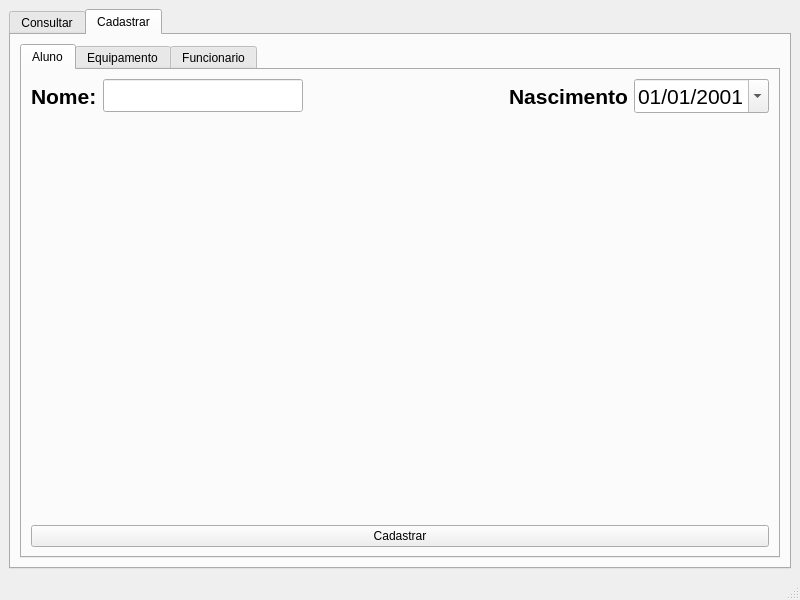
The window that projeto_2/controle_almoxarifado/mainwindow.ui (Thgm01/CCP140-Orientacao-a-Objetos) describes before a commit, drawn with Qt 5.
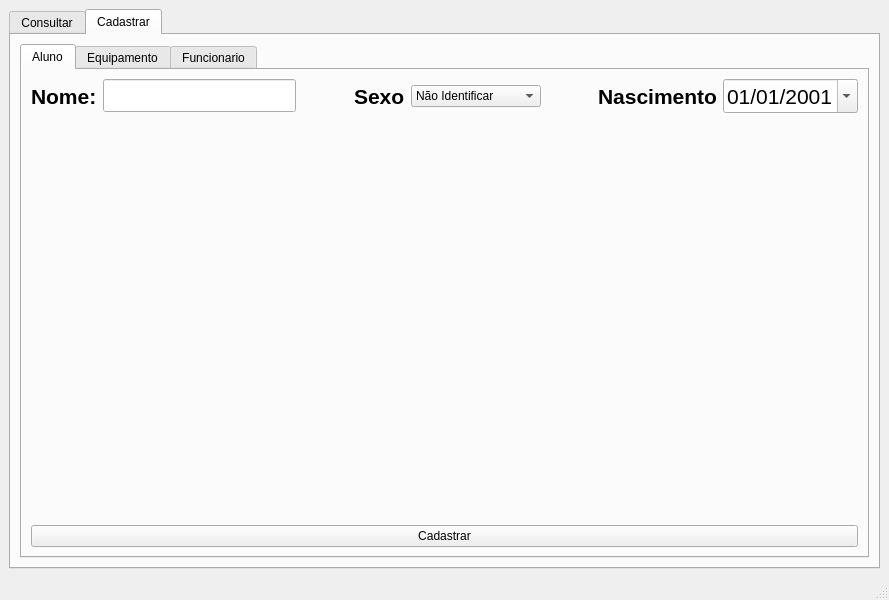
The same window after the commit.

Commit message: Inicio de cadastro de aluno

The edit to the form file:
```diff
--- a/projeto_2/controle_almoxarifado/mainwindow.ui
+++ b/projeto_2/controle_almoxarifado/mainwindow.ui
@@ -6,7 +6,7 @@
    <rect>
     <x>0</x>
     <y>0</y>
-    <width>800</width>
+    <width>889</width>
     <height>600</height>
    </rect>
   </property>
@@ -89,6 +89,58 @@
                 </property>
                </widget>
               </item>
+              <item>
+               <spacer name="horizontalSpacer_2">
+                <property name="orientation">
+                 <enum>Qt::Horizontal</enum>
+                </property>
+                <property name="sizeHint" stdset="0">
+                 <size>
+                  <width>40</width>
+                  <height>20</height>
+                 </size>
+                </property>
+               </spacer>
+              </item>
+              <item>
+               <widget class="QLabel" name="label_3">
+                <property name="font">
+                 <font>
+                  <pointsize>16</pointsize>
+                  <weight>75</weight>
+                  <bold>true</bold>
+                 </font>
+                </property>
+                <property name="text">
+                 <string>Sexo</string>
+                </property>
+               </widget>
+              </item>
+              <item>
+               <widget class="QComboBox" name="alunoSexo">
+                <property name="minimumSize">
+                 <size>
+                  <width>130</width>
+                  <height>0</height>
+                 </size>
+                </property>
+                <item>
+                 <property name="text">
+                  <string>Não Identificar</string>
+                 </property>
+                </item>
+                <item>
+                 <property name="text">
+                  <string>Masculino</string>
+                 </property>
+                </item>
+                <item>
+                 <property name="text">
+                  <string>Feminino</string>
+                 </property>
+                </item>
+               </widget>
+              </item>
               <item>
                <spacer name="horizontalSpacer">
                 <property name="orientation">
```
Left out of the diff: 40 changed lines with no effect on the pictures. The commit also changes 8 other files.
